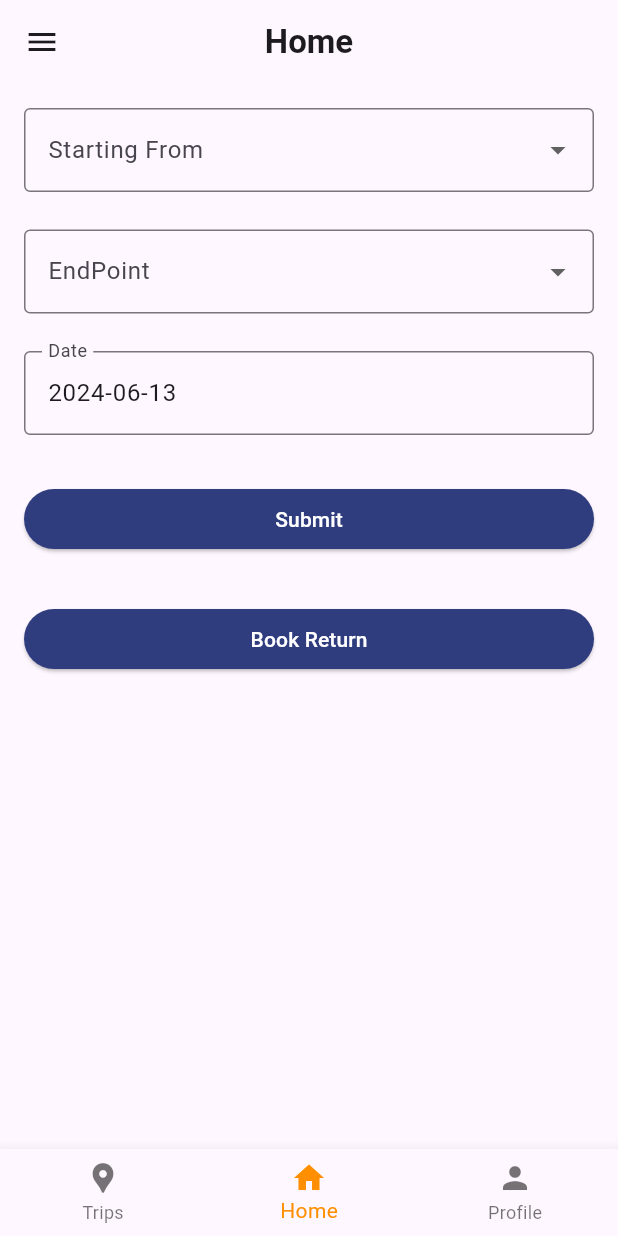
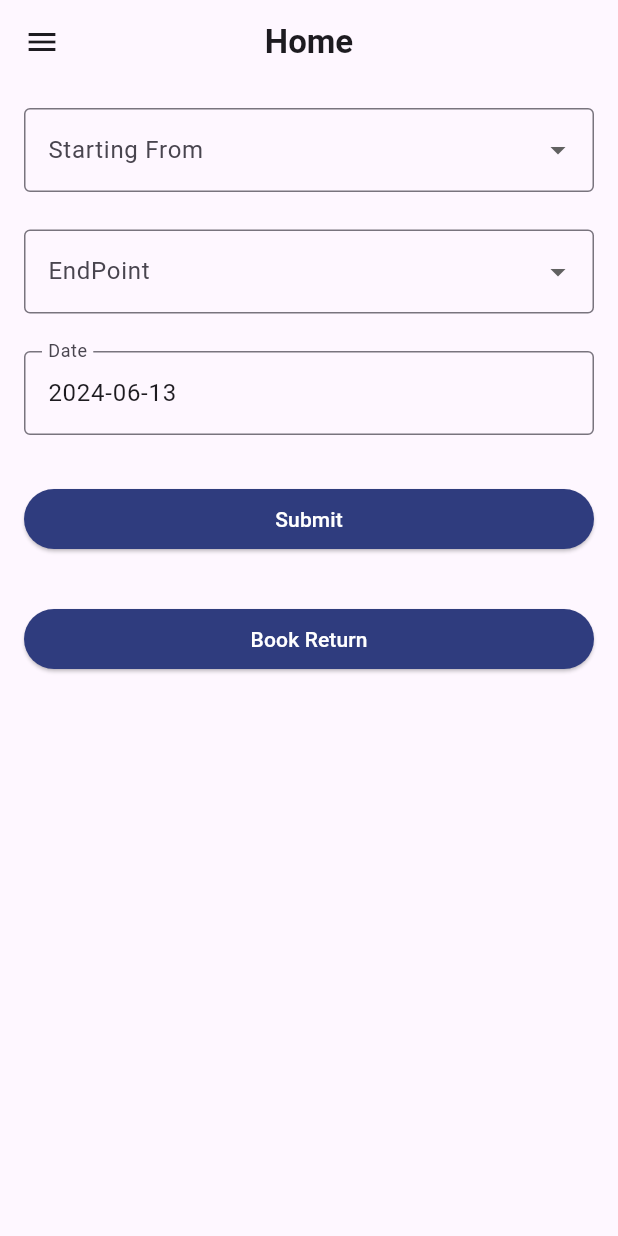
Before and after one commit to Mohammad-Rishad-p/info_cab, a Flutter app: the screen it shows after launch, on a phone screen of 412 x 824 dp. Run offline on Flutter 3.47's test engine with Material 3 defaults, Android fonts, the phone set to English and light mode, and no system bars.

Commit message:
added homepage

```diff
--- a/lib/pages/home_page.dart
+++ b/lib/pages/home_page.dart
@@ -167,24 +167,7 @@ class _MyHomePageState extends State<HomePage> {
         ),
       ),
 
-      bottomNavigationBar: BottomNavigationBar(
-        items: const <BottomNavigationBarItem>[
-          BottomNavigationBarItem(
-            icon: Icon(Icons.location_pin),
-            label: 'Trips',
-          ),
-          BottomNavigationBarItem(
-            icon: Icon(Icons.home),
-            label: 'Home',
-          ),
-          BottomNavigationBarItem(
-            icon: Icon(Icons.person),
-            label: 'Profile',
-          ),
-        ],
-        currentIndex: 1,
-        selectedItemColor: Colors.amber[800],
-      ),
+
     );
   }
 }
```
